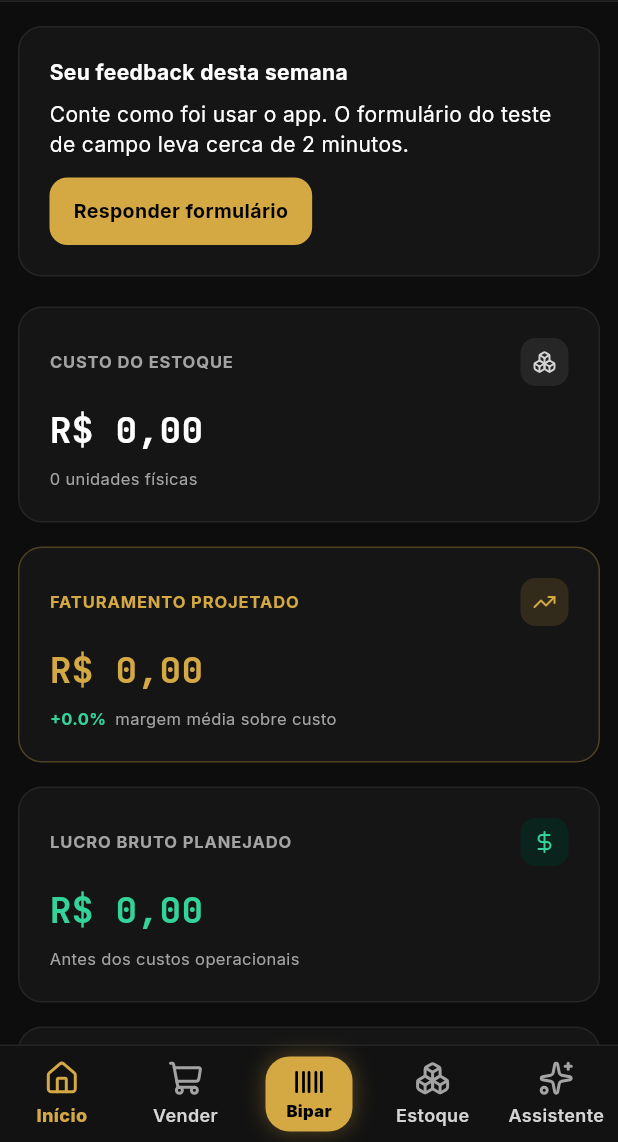
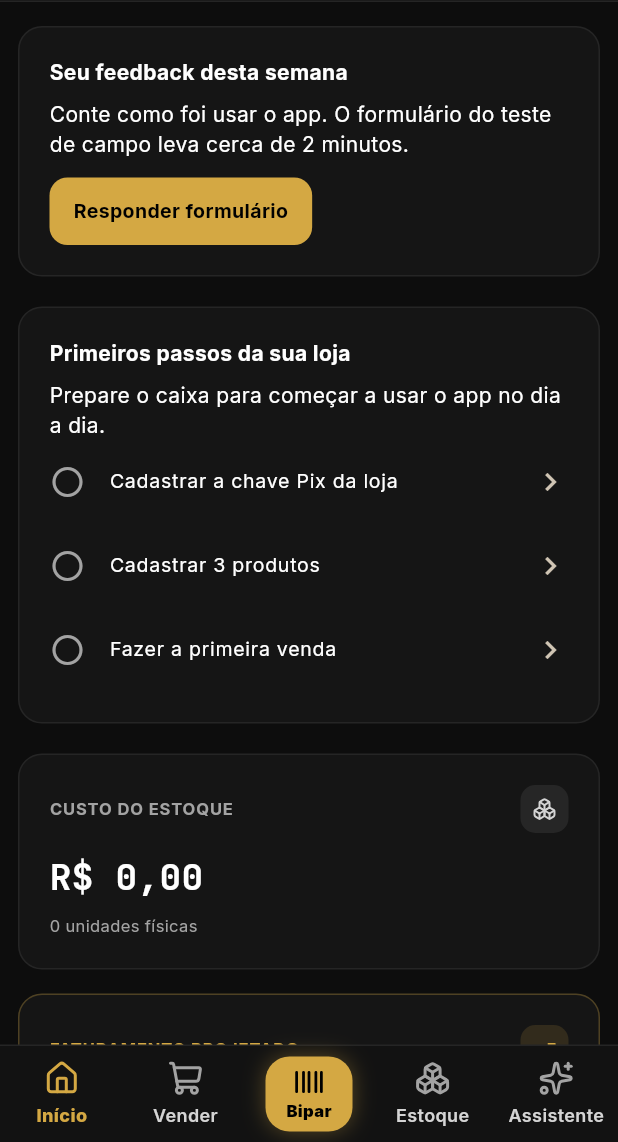
Before and after one commit to yago-silva-ads/app-cic, a Flutter app: the screen it shows once a user with an empty profile is signed in, on a phone screen of 412 x 824 dp, the part 94-1236 px from its top. Run offline on Flutter 3.47's test engine with Material 3 defaults, Android fonts, the phone set to English and light mode, and no system bars; our stand-ins replace file_picker, flutter_markdown, google_fonts, lucide_icons_flutter, qr_flutter, shared_preferences and 2 more; missing offline and left inert: dart:js_interop, mobile_scanner; accounts and stored records are empty.

Commit message:
feat: guiar loja nova com checklist baseado nos dados reais

```diff
--- /dev/null
+++ b/lib/core/primeiros_passos.dart
@@ -0,0 +1,12 @@
+class PrimeirosPassos {
+  PrimeirosPassos({required String chavePix, required Iterable<String> codigosProdutos, required int vendas})
+      : pix = chavePix.trim().isNotEmpty,
+        produtos = codigosProdutos.where((codigo) => codigo.trim().isNotEmpty).toSet().length >= 3,
+        primeiraVenda = vendas > 0;
+
+  final bool pix;
+  final bool produtos;
+  final bool primeiraVenda;
+
+  bool get concluido => pix && produtos && primeiraVenda;
+}
--- a/lib/screens/dashboard_screen.dart
+++ b/lib/screens/dashboard_screen.dart
@@ -5,10 +5,12 @@ import 'package:lucide_icons_flutter/lucide_icons.dart';
 import '../app/shell.dart';
 import '../core/format.dart';
 import '../core/config.dart';
+import '../core/primeiros_passos.dart';
 import '../core/theme.dart';
 import '../state/app_state.dart';
 import '../ui/widgets.dart';
 import 'feedback_campo_card.dart';
+import 'conta_modal.dart';
 
 /// Painel executivo (porte de `DashboardScreen.tsx`). Os totais são calculados
 /// em centavos inteiros e a Curva ABC vem do contrato `abc-v1` (cic_domain).
@@ -37,6 +39,10 @@ class _DashboardScreenState extends State<DashboardScreen> {
     final c = context.c;
     final e = widget.estado;
     final estoque = e.estoque;
+    final passos = PrimeirosPassos(chavePix: e.conta.pixChave,
+        codigosProdutos: estoque.map((p) => p.codigo), vendas: e.vendas.length);
+    final mostrarPassos = !Config.demo && e.carregouUmaVez && !e.carregando &&
+        !['estoque', 'vendas', 'conta'].any(e.erros.containsKey) && !passos.concluido;
 
     // Totais em centavos (sem erro de ponto flutuante).
     var custoEstoque = 0, retorno = 0, unidades = 0;
@@ -64,6 +70,10 @@ class _DashboardScreenState extends State<DashboardScreen> {
 
     return CicPagina(children: [
       if (!Config.demo) FeedbackCampoCard(repo: e.repo),
+      if (mostrarPassos) ...[
+        _primeirosPassos(passos),
+        const SizedBox(height: 20),
+      ],
       if (emRisco) ...[
         _alertaPrejuizo(context, lucro, custosMensais),
         const SizedBox(height: 20),
@@ -123,6 +133,26 @@ class _DashboardScreenState extends State<DashboardScreen> {
         );
       }),
     ]);
+  }
+
+  Widget _primeirosPassos(PrimeirosPassos passos) {
+    final e = widget.estado;
+    Widget item(String titulo, bool concluido, VoidCallback abrir) => ListTile(
+      contentPadding: EdgeInsets.zero,
+      leading: Icon(concluido ? Icons.check_circle : Icons.radio_button_unchecked,
+          color: concluido ? context.c.emerald : context.c.textMuted),
+      title: Text(titulo, style: const TextStyle(fontSize: 13)),
+      trailing: concluido ? const Text('Feito') : const Icon(Icons.chevron_right),
+      onTap: concluido ? null : abrir,
+    );
+    return CicCard(child: Column(crossAxisAlignment: CrossAxisAlignment.stretch, children: [
+      const Text('Primeiros passos da sua loja', style: TextStyle(fontWeight: FontWeight.w700)),
+      const SizedBox(height: 8),
+      const Text('Prepare o caixa para começar a usar o app no dia a dia.'),
+      item('Cadastrar a chave Pix da loja', passos.pix, () => abrirContaModal(context, e)),
+      item('Cadastrar 3 produtos', passos.produtos, () => widget.onNavegar(NavTab.leitor)),
+      item('Fazer a primeira venda', passos.primeiraVenda, () => widget.onNavegar(NavTab.pdv)),
+    ]));
   }
 
   Widget _alertaPrejuizo(BuildContext context, int lucro, int custos) {
```
Also changed, not shown: 1 other file.
